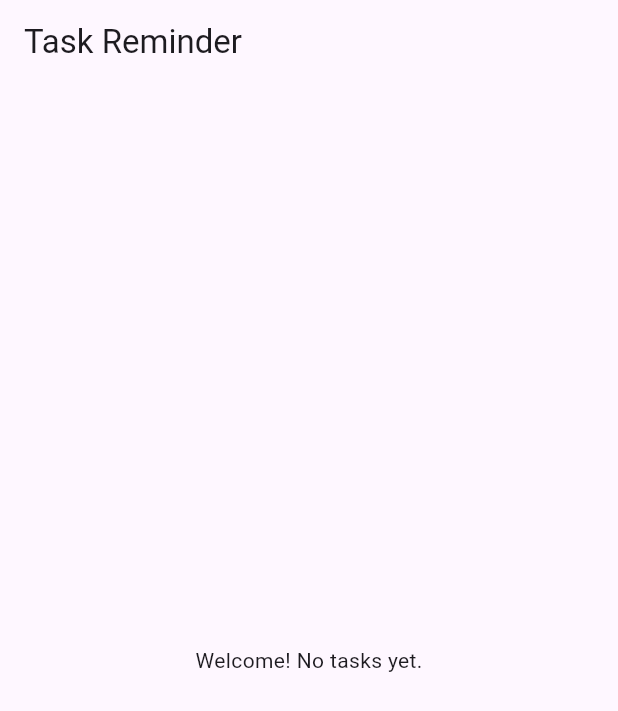
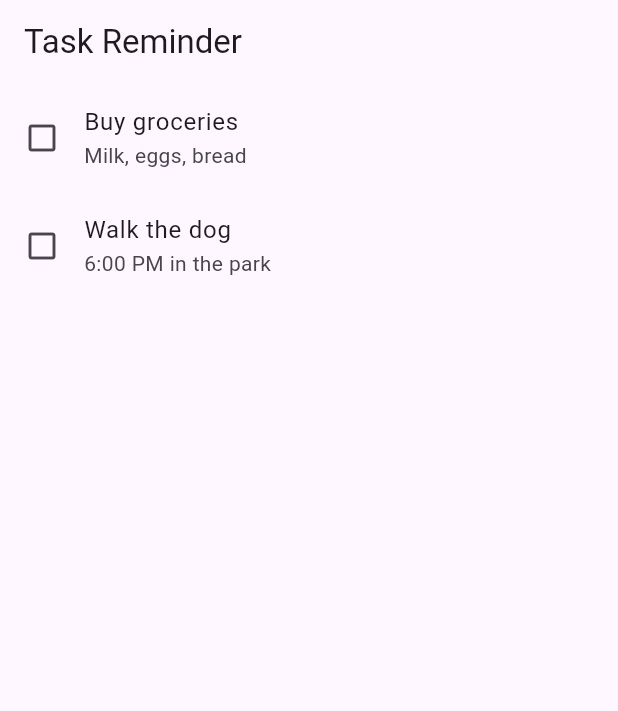
Before and after one commit to ClaytonGalea/taskReminderApp, a Flutter app: the screen it shows after launch, on a phone screen of 412 x 824 dp. Shown: the top 711 px of the screen. Run offline on Flutter 3.47's test engine with Material 3 defaults, Android fonts, the phone set to English and light mode, and no system bars.

Commit message:
Added some dummy data inside the homescreen

```diff
--- a/lib/main.dart
+++ b/lib/main.dart
@@ -1,4 +1,5 @@
 import 'package:flutter/material.dart';
+import 'models/task.dart';
 
 void main() {
   runApp(const TaskReminderApp());
@@ -20,8 +21,18 @@ class TaskReminderApp extends StatelessWidget {
   }
 }
 
-class HomeScreen extends StatelessWidget {
+class HomeScreen extends StatefulWidget {
   const HomeScreen({super.key});
+
+  @override
+  State<HomeScreen> createState() => _HomeScreenState();
+}
+
+class _HomeScreenState extends State<HomeScreen> {
+  final List<Task> _tasks = [
+    Task(id: '1', title: 'Buy groceries', description: 'Milk, eggs, bread'),
+    Task(id: '2', title: 'Walk the dog', description: '6:00 PM in the park'),
+  ];
 
   @override
   Widget build(BuildContext context) {
@@ -29,8 +40,16 @@ class HomeScreen extends StatelessWidget {
       appBar: AppBar(
         title: const Text('Task Reminder'),
       ),
-      body: const Center(
-        child: Text('Welcome! No tasks yet.'),
+      body: ListView.builder(
+        itemCount: _tasks.length,
+        itemBuilder: (context, index) {
+          final task = _tasks[index];
+          return ListTile(
+            leading: const Icon(Icons.check_box_outline_blank),
+            title: Text(task.title),
+            subtitle: task.description != null ? Text(task.description!) : null,
+          );
+        },
       ),
     );
   }
```
Also changed, not shown: lib/screens/task_screen.dart (added).
